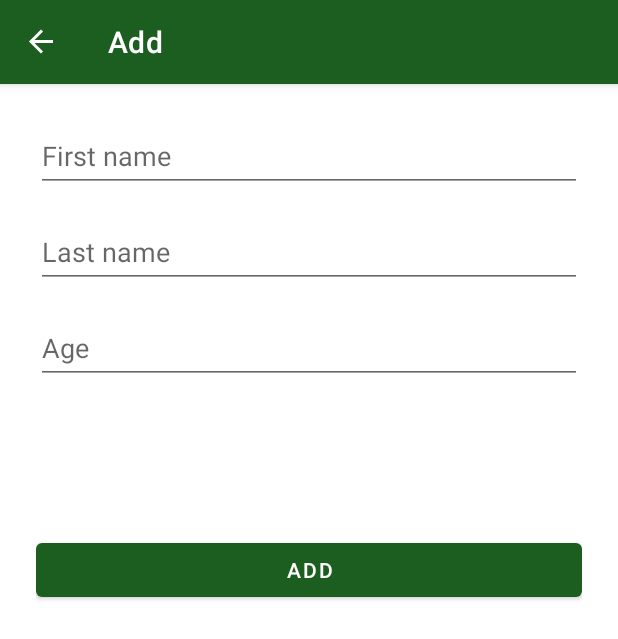
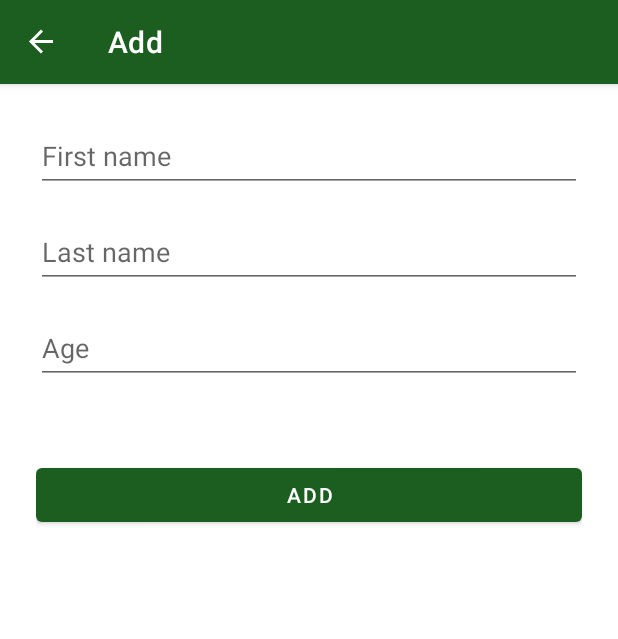
Before and after one commit to faritowich/PeopleInRoom, an Android app: the AddFragment screen opened through its navigation route, on a phone screen of 412 x 824 dp. Shown: the top 639 px of the screen. Run offline under Robolectric (Android 15) with nearby library versions, the phone set to English and light mode, and no system bars; our stand-ins replace Room's generated code, navigation-ui.

Commit message:
Исправлен баг с кнопкой Up при обновлении элемента списка

```diff
--- a/app/src/main/java/com/example/peopleinroom/MainActivity.kt
+++ b/app/src/main/java/com/example/peopleinroom/MainActivity.kt
@@ -21,7 +21,6 @@ class MainActivity : AppCompatActivity() {
         setupActionBarWithNavController(navController)
     }
 
-    // для кнопки Up
     override fun onSupportNavigateUp(): Boolean {
         return navController.navigateUp() || super.onSupportNavigateUp()
     }
--- a/app/src/main/java/com/example/peopleinroom/fragments/update/UpdateFragment.kt
+++ b/app/src/main/java/com/example/peopleinroom/fragments/update/UpdateFragment.kt
@@ -10,6 +10,7 @@ import android.widget.Toast
 import androidx.fragment.app.viewModels
 import androidx.navigation.fragment.findNavController
 import androidx.navigation.fragment.navArgs
+import com.example.peopleinroom.MainActivity
 import com.example.peopleinroom.R
 import com.example.peopleinroom.databinding.FragmentAddBinding
 import com.example.peopleinroom.databinding.FragmentUpdateBinding
@@ -79,6 +80,9 @@ class UpdateFragment : Fragment() {
         if (item.itemId == R.id.delete_button) {
             deleteUser()
         }
+        else {
+            (activity as MainActivity).onSupportNavigateUp()
+        }
         return true
     }
 
--- a/app/src/main/res/layout/fragment_add.xml
+++ b/app/src/main/res/layout/fragment_add.xml
@@ -49,7 +49,7 @@
         android:id="@+id/add_btn"
         android:layout_width="match_parent"
         android:layout_height="wrap_content"
-        android:layout_marginTop="100dp"
+        android:layout_marginTop="50dp"
         android:text="@string/add"
         app:layout_constraintEnd_toEndOf="parent"
         app:layout_constraintStart_toStartOf="parent"
--- a/app/src/main/res/layout/fragment_update.xml
+++ b/app/src/main/res/layout/fragment_update.xml
@@ -49,10 +49,9 @@
         android:id="@+id/update_btn"
         android:layout_width="match_parent"
         android:layout_height="wrap_content"
-        android:layout_marginTop="100dp"
+        android:layout_marginTop="50dp"
         android:text="@string/update"
         app:layout_constraintEnd_toEndOf="parent"
         app:layout_constraintStart_toStartOf="parent"
         app:layout_constraintTop_toBottomOf="@+id/updateAge_et" />
-
 </androidx.constraintlayout.widget.ConstraintLayout>
--- a/app/src/main/res/values/dimens.xml
+++ b/app/src/main/res/values/dimens.xml
@@ -1,6 +1,6 @@
 <?xml version="1.0" encoding="utf-8"?>
 <resources>
-    <dimen name="normal_text_size">12sp</dimen>
+    <dimen name="normal_text_size">16sp</dimen>
     <dimen name="standard_padding">2dp</dimen>
 
 </resources>
```
